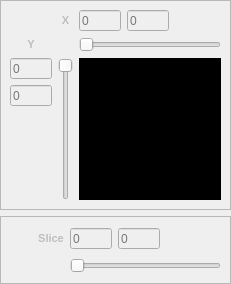
This is include/ui/plugins/selector_toolbox.ui in VRGroupRWTH/pli_view as Qt 5 draws it before an edit. The edited form follows.
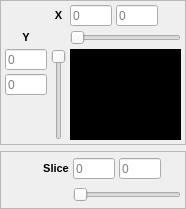
This is the edited form. Custom widgets are drawn as their Qt base class.

Commit message: Selector adjustments.

What changed in the file:
```diff
--- a/include/ui/plugins/selector_toolbox.ui
+++ b/include/ui/plugins/selector_toolbox.ui
@@ -3,16 +3,22 @@
  <class>selector_toolbox</class>
  <widget class="QWidget" name="selector_toolbox">
   <property name="enabled">
-   <bool>false</bool>
+   <bool>true</bool>
   </property>
   <property name="geometry">
    <rect>
     <x>0</x>
     <y>0</y>
-    <width>231</width>
-    <height>284</height>
+    <width>186</width>
+    <height>209</height>
    </rect>
   </property>
+  <property name="sizePolicy">
+   <sizepolicy hsizetype="Expanding" vsizetype="Expanding">
+    <horstretch>0</horstretch>
+    <verstretch>0</verstretch>
+   </sizepolicy>
+  </property>
   <property name="windowTitle">
    <string>Selector Toolbox</string>
   </property>
@@ -37,10 +43,13 @@
    </property>
    <item>
     <widget class="QFrame" name="frame_upper">
+     <property name="enabled">
+      <bool>true</bool>
+     </property>
      <property name="sizePolicy">
       <sizepolicy hsizetype="Expanding" vsizetype="Expanding">
        <horstretch>0</horstretch>
-       <verstretch>0</verstretch>
+       <verstretch>1</verstretch>
       </sizepolicy>
      </property>
      <property name="frameShape">
@@ -52,22 +61,103 @@
      <property name="lineWidth">
       <number>2</number>
      </property>
-     <layout class="QGridLayout" name="gridLayout">
+     <layout class="QGridLayout" name="gridLayout_3">
       <property name="leftMargin">
-       <number>9</number>
+       <number>4</number>
       </property>
       <property name="topMargin">
-       <number>9</number>
+       <number>4</number>
       </property>
       <property name="rightMargin">
-       <number>9</number>
+       <number>4</number>
       </property>
       <property name="bottomMargin">
-       <number>9</number>
+       <number>4</number>
       </property>
       <property name="spacing">
-       <number>6</number>
+       <number>4</number>
       </property>
+      <item row="2" column="0">
+       <widget class="QLineEdit" name="line_edit_offset_y">
+        <property name="sizePolicy">
+         <sizepolicy hsizetype="Fixed" vsizetype="Fixed">
+          <horstretch>0</horstretch>
+          <verstretch>0</verstretch>
+         </sizepolicy>
+        </property>
+        <property name="minimumSize">
+         <size>
+          <width>42</width>
+          <height>21</height>
+         </size>
+        </property>
+        <property name="maximumSize">
+         <size>
+          <width>42</width>
+          <height>21</height>
+         </size>
+        </property>
+        <property name="toolTip">
+         <string>Offset</string>
+        </property>
+        <property name="text">
+         <string/>
+        </property>
+        <property name="alignment">
+         <set>Qt::AlignLeading|Qt::AlignLeft|Qt::AlignVCenter</set>
+        </property>
+        <property name="placeholderText">
+         <string>0</string>
+        </property>
+       </widget>
+      </item>
+      <item row="4" column="0">
+       <spacer name="spacer_y">
+        <property name="orientation">
+         <enum>Qt::Vertical</enum>
+        </property>
+        <property name="sizeHint" stdset="0">
+         <size>
+          <width>39</width>
+          <height>0</height>
+         </size>
+        </property>
+       </spacer>
+      </item>
+      <item row="3" column="0">
+       <widget class="QLineEdit" name="line_edit_size_y">
+        <property name="sizePolicy">
+         <sizepolicy hsizetype="Fixed" vsizetype="Fixed">
+          <horstretch>0</horstretch>
+          <verstretch>0</verstretch>
+         </sizepolicy>
+        </property>
+        <property name="minimumSize">
+         <size>
+          <width>42</width>
+          <height>21</height>
+         </size>
+        </property>
+        <property name="maximumSize">
+         <size>
+          <width>42</width>
+          <height>21</height>
+         </size>
+        </property>
+        <property name="toolTip">
+         <string>Size</string>
+        </property>
+        <property name="text">
+         <string/>
+        </property>
+        <property name="alignment">
+         <set>Qt::AlignLeading|Qt::AlignLeft|Qt::AlignVCenter</set>
+        </property>
+        <property name="placeholderText">
+         <string>0</string>
+        </property>
+       </widget>
+      </item>
       <item row="0" column="1">
        <widget class="QLabel" name="label_x">
         <property name="font">
@@ -85,41 +175,20 @@
         </property>
        </widget>
       </item>
-      <item row="0" column="2">
-       <widget class="QLineEdit" name="line_edit_offset_x">
-        <property name="sizePolicy">
-         <sizepolicy hsizetype="Fixed" vsizetype="Fixed">
-          <horstretch>0</horstretch>
-          <verstretch>0</verstretch>
-         </sizepolicy>
+      <item row="0" column="4">
+       <spacer name="spacer_x">
+        <property name="orientation">
+         <enum>Qt::Horizontal</enum>
         </property>
-        <property name="minimumSize">
+        <property name="sizeHint" stdset="0">
          <size>
-          <width>42</width>
-          <height>21</height>
+          <width>1</width>
+          <height>18</height>
          </size>
         </property>
-        <property name="maximumSize">
-         <size>
-          <width>42</width>
-          <height>21</height>
-         </size>
-        </property>
-        <property name="toolTip">
-         <string>Offset</string>
-        </property>
-        <property name="text">
-         <string/>
-        </property>
-        <property name="alignment">
-         <set>Qt::AlignLeading|Qt::AlignLeft|Qt::AlignVCenter</set>
-        </property>
-        <property name="placeholderText">
-         <string>0</string>
-        </property>
-       </widget>
+       </spacer>
       </item>
-      <item row="2" column="1" rowspan="4">
+      <item row="2" column="1" rowspan="3">
        <widget class="QxtSpanSlider" name="slider_y">
         <property name="sizePolicy">
          <sizepolicy hsizetype="Fixed" vsizetype="Preferred">
@@ -130,7 +199,7 @@
         <property name="minimumSize">
          <size>
           <width>0</width>
-          <height>120</height>
+          <height>0</height>
          </size>
         </property>
         <property name="maximum">
@@ -150,75 +219,24 @@
         </property>
        </widget>
       </item>
-      <item row="3" column="0">
-       <widget class="QLineEdit" name="line_edit_size_y">
-        <property name="sizePolicy">
-         <sizepolicy hsizetype="Fixed" vsizetype="Fixed">
-          <horstretch>0</horstretch>
-          <verstretch>0</verstretch>
-         </sizepolicy>
+      <item row="1" column="0">
+       <widget class="QLabel" name="label_y">
+        <property name="font">
+         <font>
+          <pointsize>8</pointsize>
+          <weight>75</weight>
+          <bold>true</bold>
+         </font>
         </property>
-        <property name="minimumSize">
-         <size>
-          <width>42</width>
-          <height>21</height>
-         </size>
-        </property>
-        <property name="maximumSize">
-         <size>
-          <width>42</width>
-          <height>21</height>
-         </size>
-        </property>
-        <property name="toolTip">
-         <string>Size</string>
-        </property>
         <property name="text">
-         <string/>
+         <string>Y</string>
         </property>
         <property name="alignment">
-         <set>Qt::AlignLeading|Qt::AlignLeft|Qt::AlignVCenter</set>
+         <set>Qt::AlignCenter</set>
         </property>
-        <property name="placeholderText">
-         <string>0</string>
-        </property>
        </widget>
       </item>
-      <item row="0" column="3">
-       <widget class="QLineEdit" name="line_edit_size_x">
-        <property name="sizePolicy">
-         <sizepolicy hsizetype="Fixed" vsizetype="Fixed">
-          <horstretch>0</horstretch>
-          <verstretch>0</verstretch>
-         </sizepolicy>
-        </property>
-        <property name="minimumSize">
-         <size>
-          <width>42</width>
-          <height>21</height>
-         </size>
-        </property>
-        <property name="maximumSize">
-         <size>
-          <width>42</width>
-          <height>21</height>
-         </size>
-        </property>
-        <property name="toolTip">
-         <string>Size</string>
-        </property>
-        <property name="text">
-         <string/>
-        </property>
-        <property name="alignment">
-         <set>Qt::AlignLeading|Qt::AlignLeft|Qt::AlignVCenter</set>
-        </property>
-        <property name="placeholderText">
-         <string>0</string>
-        </property>
-       </widget>
-      </item>
-      <item row="1" column="2" colspan="4">
+      <item row="1" column="2" colspan="3">
        <widget class="QxtSpanSlider" name="slider_x">
         <property name="sizePolicy">
          <sizepolicy hsizetype="Preferred" vsizetype="Fixed">
@@ -228,7 +246,7 @@
         </property>
         <property name="minimumSize">
          <size>
-          <width>120</width>
+          <width>0</width>
           <height>0</height>
          </size>
         </property>
@@ -243,21 +261,8 @@
         </property>
        </widget>
       </item>
-      <item row="0" column="4" colspan="2">
-       <spacer name="spacer_x">
-        <property name="orientation">
-         <enum>Qt::Horizontal</enum>
-        </property>
-        <property name="sizeHint" stdset="0">
-         <size>
-          <width>80</width>
-          <height>18</height>
-         </size>
-        </property>
-       </spacer>
-      </item>
-      <item row="2" column="0">
-       <widget class="QLineEdit" name="line_edit_offset_y">
+      <item row="0" column="2">
+       <widget class="QLineEdit" name="line_edit_offset_x">
         <property name="sizePolicy">
          <sizepolicy hsizetype="Fixed" vsizetype="Fixed">
           <horstretch>0</horstretch>
@@ -290,14 +295,75 @@
         </property>
        </widget>
       </item>
-      <item row="2" column="2" rowspan="4" colspan="4">
+      <item row="0" column="3">
+       <widget class="QLineEdit" name="line_edit_size_x">
+        <property name="sizePolicy">
+         <sizepolicy hsizetype="Fixed" vsizetype="Fixed">
+          <horstretch>0</horstretch>
+          <verstretch>0</verstretch>
+         </sizepolicy>
+        </property>
+        <property name="minimumSize">
+         <size>
+          <width>42</width>
+          <height>21</height>
+         </size>
+        </property>
+        <property name="maximumSize">
+         <size>
+          <width>42</width>
+          <height>21</height>
+         </size>
+        </property>
+        <property name="toolTip">
+         <string>Size</string>
+        </property>
+        <property name="text">
+         <string/>
+        </property>
+        <property name="alignment">
+         <set>Qt::AlignLeading|Qt::AlignLeft|Qt::AlignVCenter</set>
+        </property>
+        <property name="placeholderText">
+         <string>0</string>
+        </property>
+       </widget>
+      </item>
+      <item row="2" column="2" rowspan="3" colspan="3">
+       <widget class="QxtLetterBoxWidget" name="letterbox">
+        <property name="sizePolicy">
+         <sizepolicy hsizetype="Expanding" vsizetype="Expanding">
+          <horstretch>0</horstretch>
+          <verstretch>0</verstretch>
+         </sizepolicy>
+        </property>
+        <layout class="QGridLayout" name="gridLayout">
+         <property name="leftMargin">
+          <number>0</number>
+         </property>
+         <property name="topMargin">
+          <number>0</number>
+         </property>
+         <property name="rightMargin">
+          <number>0</number>
+         </property>
+         <property name="bottomMargin">
+          <number>0</number>
+         </property>
+         <item row="0" column="0">
        <widget class="QLabel" name="image">
         <property name="sizePolicy">
-         <sizepolicy hsizetype="Ignored" vsizetype="Ignored">
+            <sizepolicy hsizetype="Expanding" vsizetype="Expanding">
           <horstretch>0</horstretch>
           <verstretch>0</verstretch>
          </sizepolicy>
         </property>
+           <property name="minimumSize">
+            <size>
+             <width>0</width>
+             <height>0</height>
+            </size>
+           </property>
         <property name="palette">
          <palette>
           <active>
@@ -724,34 +790,7 @@
         </property>
        </widget>
       </item>
-      <item row="4" column="0" rowspan="2">
-       <spacer name="spacer_y">
-        <property name="orientation">
-         <enum>Qt::Vertical</enum>
-        </property>
-        <property name="sizeHint" stdset="0">
-         <size>
-          <width>39</width>
-          <height>66</height>
-         </size>
-        </property>
-       </spacer>
-      </item>
-      <item row="1" column="0">
-       <widget class="QLabel" name="label_y">
-        <property name="font">
-         <font>
-          <pointsize>8</pointsize>
-          <weight>75</weight>
-          <bold>true</bold>
-         </font>
-        </property>
-        <property name="text">
-         <string>Y</string>
-        </property>
-        <property name="alignment">
-         <set>Qt::AlignCenter</set>
-        </property>
+        </layout>
        </widget>
       </item>
      </layout>
@@ -759,6 +798,15 @@
    </item>
    <item>
     <widget class="QFrame" name="frame_lower">
+     <property name="enabled">
+      <bool>true</bool>
+     </property>
+     <property name="sizePolicy">
+      <sizepolicy hsizetype="Expanding" vsizetype="Preferred">
+       <horstretch>0</horstretch>
+       <verstretch>0</verstretch>
+      </sizepolicy>
+     </property>
      <property name="frameShape">
       <enum>QFrame::StyledPanel</enum>
      </property>
@@ -769,6 +817,21 @@
       <number>2</number>
      </property>
      <layout class="QGridLayout" name="gridLayout_2">
+      <property name="leftMargin">
+       <number>4</number>
+      </property>
+      <property name="topMargin">
+       <number>4</number>
+      </property>
+      <property name="rightMargin">
+       <number>4</number>
+      </property>
+      <property name="bottomMargin">
+       <number>4</number>
+      </property>
+      <property name="spacing">
+       <number>4</number>
+      </property>
       <item row="0" column="5">
        <spacer name="spacer_z">
         <property name="orientation">
@@ -776,7 +839,7 @@
         </property>
         <property name="sizeHint" stdset="0">
          <size>
-          <width>84</width>
+          <width>12</width>
           <height>18</height>
          </size>
         </property>
@@ -789,7 +852,7 @@
         </property>
         <property name="sizeHint" stdset="0">
          <size>
-          <width>28</width>
+          <width>38</width>
           <height>48</height>
          </size>
         </property>
@@ -839,7 +902,7 @@
         </property>
         <property name="minimumSize">
          <size>
-          <width>120</width>
+          <width>0</width>
           <height>0</height>
          </size>
         </property>
@@ -916,6 +979,12 @@
    <extends>QSlider</extends>
    <header location="global">third_party/qxt/qxtspanslider.h</header>
   </customwidget>
+  <customwidget>
+   <class>QxtLetterBoxWidget</class>
+   <extends>QFrame</extends>
+   <header location="global">third_party/qxt/qxtletterboxwidget.h</header>
+   <container>1</container>
+  </customwidget>
  </customwidgets>
  <tabstops>
   <tabstop>line_edit_offset_x</tabstop>
```
Left out of the diff: 4 changed lines with no effect on the pictures. Lines whose indentation alone changed are shown as unchanged. The commit also changes 3 other files.
